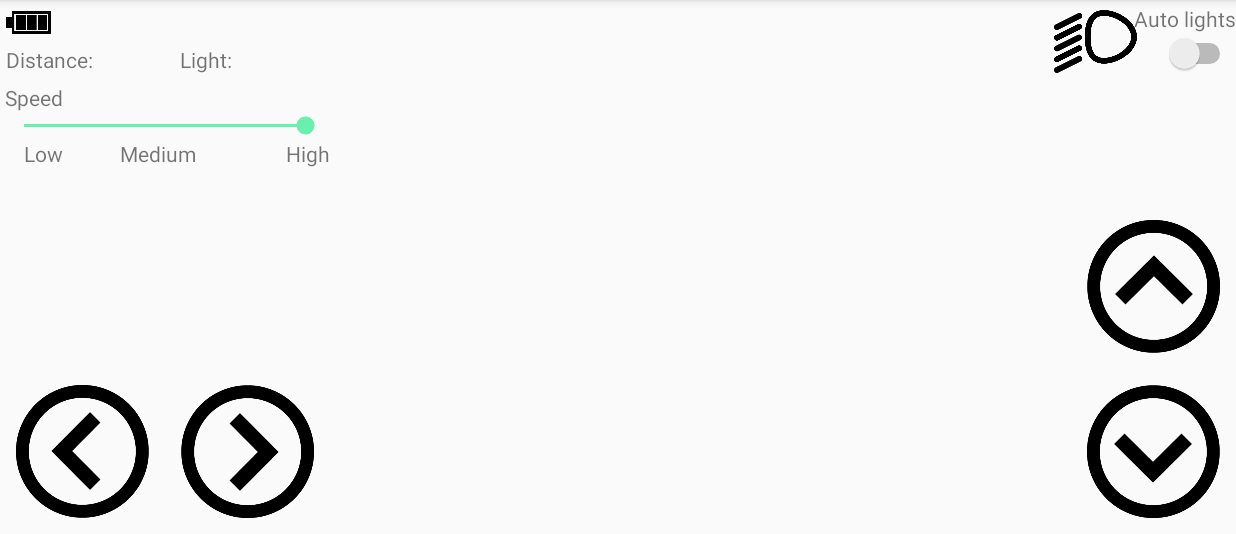
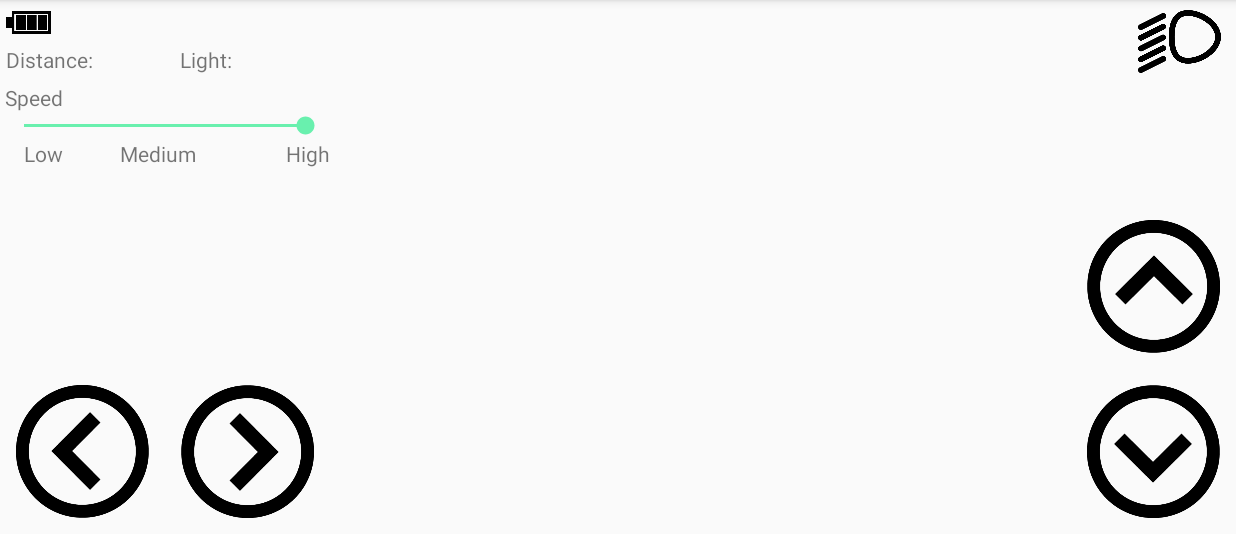
Before and after one commit to martog/VMKS_2016, an Android app: the Main screen opened directly, with no data from a screen before it, on a phone screen of 824 x 412 dp (held sideways), the part 84-618 px from its top. Run offline under Robolectric (Android 15) with nearby library versions, the phone set to English and light mode, and no system bars; libraries missing offline, so code that uses them is left out: com.afollestad.materialdialogs; 3 statements that could not run were skipped.

Commit message:
Removing auto lights icon

```diff
--- a/app/src/main/res/layout/main_activity.xml
+++ b/app/src/main/res/layout/main_activity.xml
@@ -1,6 +1,7 @@
 <?xml version="1.0" encoding="utf-8"?>
 <RelativeLayout xmlns:android="http://schemas.android.com/apk/res/android"
-    android:layout_width="match_parent" android:layout_height="match_parent">
+    android:layout_width="match_parent"
+    android:layout_height="match_parent">
 
     <include
         android:id="@+id/app_bar"
@@ -13,63 +14,47 @@
         android:layout_below="@id/app_bar">
 
         <TextView
+            android:id="@+id/distanceId"
             android:layout_width="wrap_content"
             android:layout_height="wrap_content"
-            android:text="Distance: "
-            android:id="@+id/distanceId"
+            android:layout_marginStart="4dp"
             android:layout_marginTop="30dp"
-            android:layout_marginStart="4dp"/>
+            android:text="Distance: " />
 
         <TextView
+            android:id="@+id/lightId"
             android:layout_width="wrap_content"
             android:layout_height="wrap_content"
-            android:text="Light:"
-            android:id="@+id/lightId"
+            android:layout_marginStart="120dp"
             android:layout_marginTop="30dp"
-            android:layout_marginStart="120dp" />
+            android:text="Light:" />
 
         <ImageView
+            android:id="@+id/batteryId"
             android:layout_width="30dp"
             android:layout_height="30dp"
-            android:id="@+id/batteryId"
-            android:src="@drawable/battery_full"
+            android:layout_alignParentStart="true"
             android:layout_alignParentTop="true"
-            android:layout_alignParentStart="true"
-            android:layout_marginStart="4dp"/>
+            android:layout_marginStart="4dp"
+            android:src="@drawable/battery_full" />
 
         <ImageButton
+            android:id="@+id/car_lights"
             android:layout_width="55dp"
             android:layout_height="55dp"
-            android:id="@+id/car_lights"
-            android:layout_gravity="left|top"
-            android:background="@drawable/short_off"
-            android:layout_marginEnd="66dp"
+            android:layout_alignParentEnd="true"
             android:layout_alignParentTop="true"
-            android:layout_alignParentEnd="true" />
-
-        <Switch
-            android:layout_width="wrap_content"
-            android:layout_height="wrap_content"
-            android:id="@+id/auto_lights_id"
-            android:layout_alignBottom="@+id/lightId"
-            android:layout_alignParentEnd="true" />
-
-        <TextView
-            android:layout_width="wrap_content"
-            android:layout_height="wrap_content"
-            android:text="Auto lights"
-            android:id="@+id/textView2"
-            android:layout_above="@+id/auto_lights_id"
-            android:layout_alignParentEnd="true" />
+            android:layout_gravity="start|top"
+            android:layout_marginEnd="10dp"
+            android:background="@drawable/short_off" />
 
     </RelativeLayout>
 
     <RelativeLayout
         android:id="@+id/fragment_container"
-        android:layout_below="@id/sensorsAndLight"
         android:layout_width="match_parent"
         android:layout_height="match_parent"
-        >
+        android:layout_below="@id/sensorsAndLight">
 
     </RelativeLayout>
 
```
